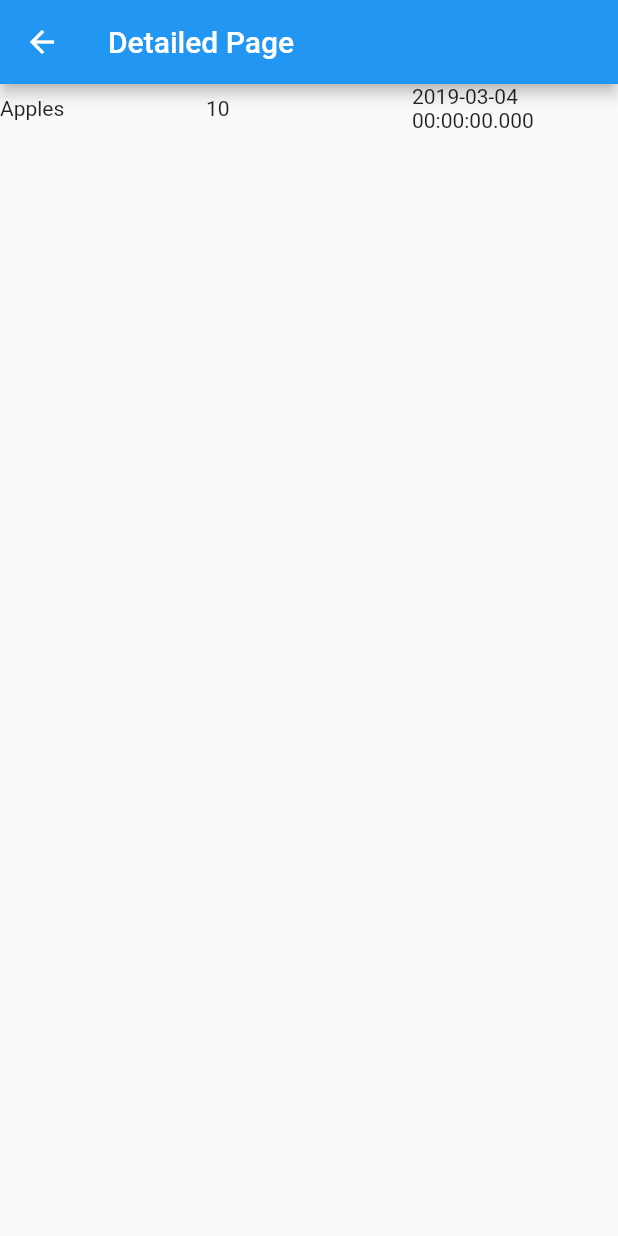
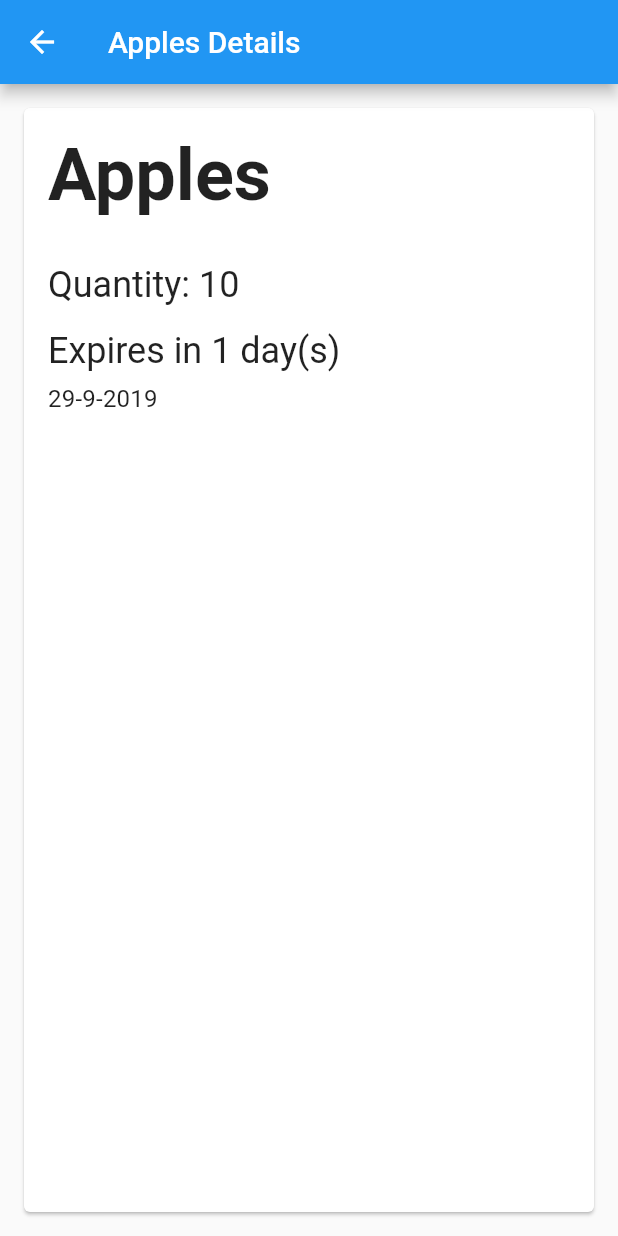
Before and after one commit to Digital-Vault/GroceryApp, a Flutter app: the screen it shows after launch, after a tap on "Apples", on a phone screen of 412 x 824 dp. Run offline on Flutter 3.47's test engine with Material 2 defaults, Android fonts, the light colour scheme and no system bars.

Commit message:
Re-design detail page
Re-designed the detailed page so it is easier for user to see the
information.

```diff
--- /dev/null
+++ b/lib/detail_card.dart
@@ -0,0 +1,90 @@
+import 'package:flutter/material.dart';
+import 'package:grocery_app/grocery_item.dart';
+
+class DetailCard extends StatelessWidget {
+  DetailCard({@required this.item}) : assert(item != null);
+
+  final GroceryItem item;
+
+  @override
+  Widget build(BuildContext context) {
+    return Card(
+      margin: const EdgeInsets.all(16),
+      child: Padding(
+        padding: const EdgeInsets.all(16),
+        child: Column(
+          crossAxisAlignment: CrossAxisAlignment.stretch,
+          children: <Widget>[
+            _buildName(),
+            _buildQuantity(),
+            _buildExpiryDate(),
+            _buildDetailedExpiryDate(),
+          ],
+        ),
+      ),
+    );
+  }
+
+  Widget _buildName() {
+    return Padding(
+      padding: const EdgeInsets.only(bottom: 32),
+      child: Text(
+        '${item.name}',
+        style: TextStyle(
+          fontSize: 48,
+          letterSpacing: 0,
+          fontWeight: FontWeight.bold,
+        ),
+      ),
+    );
+  }
+
+  Widget _buildQuantity() {
+    return Padding(
+      padding: const EdgeInsets.only(bottom: 16),
+      child: Text(
+        'Quantity: ${item.quantity}',
+        style: TextStyle(
+          fontSize: 24,
+          letterSpacing: 0,
+        ),
+      ),
+    );
+  }
+
+  Widget _buildExpiryDate() {
+    Duration difference = item.expiryDate.difference(DateTime.now());
+
+    String message;
+    if (_expired(difference.inDays)) {
+      message = 'Expired ${difference.abs().inDays} day(s) ago';
+    } else {
+      message = 'Expires in ${difference.inDays} day(s)';
+    }
+    return Padding(
+      padding: const EdgeInsets.only(bottom: 8),
+      child: Text(
+        message,
+        style: TextStyle(
+          fontSize: 24,
+          letterSpacing: 0,
+        ),
+      ),
+    );
+  }
+
+  bool _expired(int days) {
+    return days < 0;
+  }
+
+  Widget _buildDetailedExpiryDate() {
+    return Text(
+      '${item.expiryDate.day}-${item.expiryDate.month}-${item.expiryDate.year}',
+      style: TextStyle(
+        color: Colors.black87,
+        fontSize: 16,
+        letterSpacing: 0.15,
+      ),
+    );
+  }
+}
--- a/lib/detailed_page.dart
+++ b/lib/detailed_page.dart
@@ -1,4 +1,5 @@
 import 'package:flutter/material.dart';
+import 'package:grocery_app/detail_card.dart';
 import 'package:grocery_app/grocery_item.dart';
 
 class DetailedPage extends StatelessWidget {
@@ -8,22 +9,11 @@ class DetailedPage extends StatelessWidget {
   @override
   Widget build(BuildContext context) {
     return Scaffold(
-      appBar: AppBar(
-        title: Text('Detailed Page'),
-      ),
-      body: Row(
-        children: <Widget>[
-          Expanded(
-            child: Text(item.name),
-          ),
-          Expanded(
-            child: Text(item.quantity.toString()),
-          ),
-          Expanded(
-            child: Text(item.expiryDate.toString()),
-          )
-        ],
-      ),
-    );
+        appBar: AppBar(
+          title: Text('${item.name} Details'),
+        ),
+        body: DetailCard(
+          item: item,
+        ));
   }
 }
```
Also changed, not shown: lib/data.dart (+21 -21 lines).
